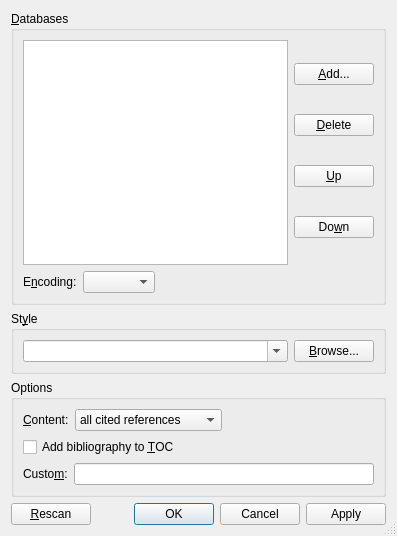
This is src/frontends/qt4/ui/BibtexUi.ui in cburschka/lyx as Qt 5 draws it before an edit. The edited form follows.
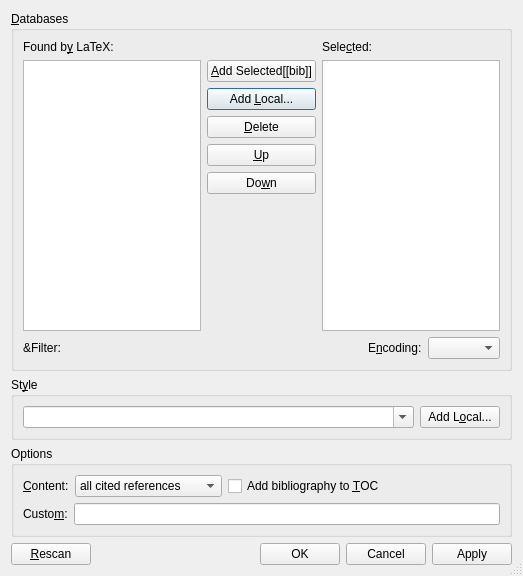
This is the edited form. Icons and pictures are not drawn.

Commit message:
Rework BibTeX dialog
Fixes concerns reported in #11239

Patch:
```diff
--- a/src/frontends/qt4/ui/BibtexUi.ui
+++ b/src/frontends/qt4/ui/BibtexUi.ui
@@ -6,8 +6,8 @@
    <rect>
     <x>0</x>
     <y>0</y>
-    <width>397</width>
-    <height>536</height>
+    <width>523</width>
+    <height>576</height>
    </rect>
   </property>
   <property name="windowTitle">
@@ -27,17 +27,58 @@
      </property>
      <layout class="QGridLayout" name="gridLayout">
       <item row="0" column="0">
-       <widget class="QListWidget" name="databaseLW"/>
+       <layout class="QVBoxLayout" name="verticalLayout_2">
+        <item>
+         <widget class="QLabel" name="bibLA">
+          <property name="text">
+           <string>Found b&amp;y LaTeX:</string>
+          </property>
+          <property name="buddy">
+           <cstring>availableLV</cstring>
+          </property>
+         </widget>
+        </item>
+        <item>
+         <widget class="QListView" name="availableLV">
+          <property name="editTriggers">
+           <set>QAbstractItemView::NoEditTriggers</set>
+          </property>
+         </widget>
+        </item>
+       </layout>
       </item>
       <item row="0" column="1">
        <layout class="QVBoxLayout" name="verticalLayout">
+        <item>
+         <widget class="QLabel" name="label_2">
+          <property name="text">
+           <string/>
+          </property>
+         </widget>
+        </item>
         <item>
          <widget class="QPushButton" name="addBibPB">
           <property name="toolTip">
            <string>Add a BibTeX database file</string>
           </property>
           <property name="text">
-           <string>&amp;Add...</string>
+           <string>&amp;Add Selected[[bib]]</string>
+          </property>
+         </widget>
+        </item>
+        <item>
+         <widget class="QPushButton" name="browseBibPB">
+          <property name="toolTip">
+           <string>Add a BibTeX database from your local directory</string>
+          </property>
+          <property name="text">
+           <string>Add &amp;Local...</string>
+          </property>
+          <property name="autoDefault">
+           <bool>false</bool>
+          </property>
+          <property name="default">
+           <bool>true</bool>
           </property>
          </widget>
         </item>
@@ -53,28 +94,118 @@
         </item>
         <item>
          <widget class="QPushButton" name="upPB">
+          <property name="sizePolicy">
+           <sizepolicy hsizetype="Minimum" vsizetype="Fixed">
+            <horstretch>0</horstretch>
+            <verstretch>0</verstretch>
+           </sizepolicy>
+          </property>
           <property name="toolTip">
            <string>Move the selected database upwards in the list</string>
           </property>
           <property name="text">
            <string>&amp;Up</string>
           </property>
+          <property name="icon">
+           <iconset>
+            <normaloff>.</normaloff>.</iconset>
+          </property>
+          <property name="autoDefault">
+           <bool>false</bool>
+          </property>
          </widget>
         </item>
         <item>
          <widget class="QPushButton" name="downPB">
+          <property name="sizePolicy">
+           <sizepolicy hsizetype="Minimum" vsizetype="Fixed">
+            <horstretch>0</horstretch>
+            <verstretch>0</verstretch>
+           </sizepolicy>
+          </property>
           <property name="toolTip">
            <string>Move the selected database downwards in the list</string>
           </property>
           <property name="text">
            <string>Do&amp;wn</string>
           </property>
+          <property name="icon">
+           <iconset>
+            <normaloff>.</normaloff>.</iconset>
+          </property>
+          <property name="autoDefault">
+           <bool>false</bool>
+          </property>
          </widget>
         </item>
+        <item>
+         <spacer name="verticalSpacer">
+          <property name="orientation">
+           <enum>Qt::Vertical</enum>
+          </property>
+          <property name="sizeHint" stdset="0">
+           <size>
+            <width>20</width>
+            <height>40</height>
+           </size>
+          </property>
+         </spacer>
+        </item>
        </layout>
       </item>
-      <item row="1" column="0" colspan="2">
+      <item row="0" column="2">
+       <layout class="QVBoxLayout" name="verticalLayout_3">
+        <item>
+         <widget class="QLabel" name="label">
+          <property name="text">
+           <string>Sele&amp;cted:</string>
+          </property>
+          <property name="buddy">
+           <cstring>selectedLV</cstring>
+          </property>
+         </widget>
+        </item>
+        <item>
+         <widget class="QListView" name="selectedLV">
+          <property name="editTriggers">
+           <set>QAbstractItemView::NoEditTriggers</set>
+          </property>
+         </widget>
+        </item>
+       </layout>
+      </item>
+      <item row="1" column="0">
+       <layout class="QHBoxLayout" name="horizontalLayout_5">
+        <item>
+         <widget class="QLabel" name="findKeysLA">
+          <property name="text">
+           <string>&amp;Filter:</string>
+          </property>
+          <property name="alignment">
+           <set>Qt::AlignLeading|Qt::AlignLeft|Qt::AlignVCenter</set>
+          </property>
+         </widget>
+        </item>
+        <item>
+         <layout class="QHBoxLayout" name="filterBarL"/>
+        </item>
+       </layout>
+      </item>
+      <item row="1" column="1" colspan="2">
        <layout class="QHBoxLayout" name="horizontalLayout_2">
+        <item>
+         <spacer name="horizontalSpacer">
+          <property name="orientation">
+           <enum>Qt::Horizontal</enum>
+          </property>
+          <property name="sizeHint" stdset="0">
+           <size>
+            <width>40</width>
+            <height>20</height>
+           </size>
+          </property>
+         </spacer>
+        </item>
         <item>
          <widget class="QLabel" name="bibEncodingLA">
           <property name="text">
@@ -92,19 +223,6 @@
           </property>
          </widget>
         </item>
-        <item>
-         <spacer name="horizontalSpacer">
-          <property name="orientation">
-           <enum>Qt::Horizontal</enum>
-          </property>
-          <property name="sizeHint" stdset="0">
-           <size>
-            <width>40</width>
-            <height>20</height>
-           </size>
-          </property>
-         </spacer>
-        </item>
        </layout>
       </item>
      </layout>
@@ -147,7 +265,7 @@
          <string>Choose a style file</string>
         </property>
         <property name="text">
-         <string>&amp;Browse...</string>
+         <string>Add L&amp;ocal...</string>
         </property>
         <property name="autoDefault">
          <bool>false</bool>
@@ -207,7 +325,17 @@
          </widget>
         </item>
         <item>
-         <spacer name="horizontalSpacer_2">
+         <widget class="QCheckBox" name="bibtocCB">
+          <property name="toolTip">
+           <string>Add bibliography to the table of contents</string>
+          </property>
+          <property name="text">
+           <string>Add bibliography to &amp;TOC</string>
+          </property>
+         </widget>
+        </item>
+        <item>
+         <spacer name="horizontalSpacer_3">
           <property name="orientation">
            <enum>Qt::Horizontal</enum>
           </property>
@@ -221,16 +349,6 @@
         </item>
        </layout>
       </item>
-      <item row="1" column="0">
-       <widget class="QCheckBox" name="bibtocCB">
-        <property name="toolTip">
-         <string>Add bibliography to the table of contents</string>
-        </property>
-        <property name="text">
-         <string>Add bibliography to &amp;TOC</string>
-        </property>
-       </widget>
-      </item>
       <item row="2" column="0">
        <layout class="QHBoxLayout" name="horizontalLayout">
         <item>
```
Left out of the diff: 10 changed lines with no effect on the pictures. The commit also changes 4 other files.
